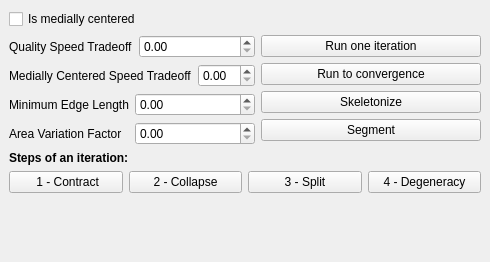
Old version of the form Polyhedron/demo/Polyhedron/Plugins/PMP/Mean_curvature_flow_skeleton_plugin.ui in the repository CGAL/cgal.
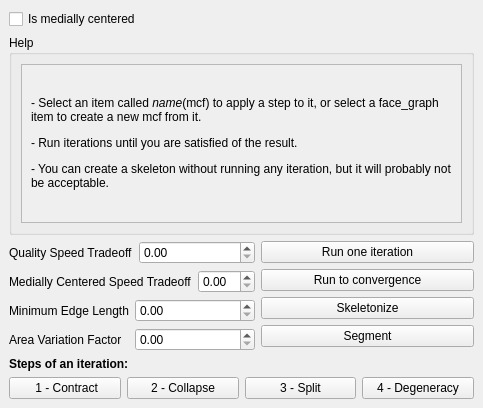
New version of the form.

Commit message: Add a label that explain how to use the plugin

Patch:
```diff
--- a/Polyhedron/demo/Polyhedron/Plugins/PMP/Mean_curvature_flow_skeleton_plugin.ui
+++ b/Polyhedron/demo/Polyhedron/Plugins/PMP/Mean_curvature_flow_skeleton_plugin.ui
@@ -6,15 +6,15 @@
    <rect>
     <x>0</x>
     <y>0</y>
-    <width>490</width>
-    <height>262</height>
+    <width>483</width>
+    <height>408</height>
    </rect>
   </property>
   <property name="windowTitle">
    <string>DockWidget</string>
   </property>
   <widget class="QWidget" name="dockWidgetContents">
-   <layout class="QVBoxLayout" name="verticalLayout_3">
+   <layout class="QVBoxLayout" name="verticalLayout_3" stretch="0,1,0,0,0">
     <item>
      <widget class="QCheckBox" name="is_medially_centered">
       <property name="text">
@@ -22,6 +22,50 @@
       </property>
      </widget>
     </item>
+    <item>
+     <widget class="QGroupBox" name="groupBox">
+      <property name="title">
+       <string>Help</string>
+      </property>
+      <property name="flat">
+       <bool>false</bool>
+      </property>
+      <property name="checkable">
+       <bool>false</bool>
+      </property>
+      <layout class="QHBoxLayout" name="horizontalLayout_7">
+       <item>
+        <widget class="QScrollArea" name="scrollArea">
+         <property name="widgetResizable">
+          <bool>true</bool>
+         </property>
+         <widget class="QWidget" name="scrollAreaWidgetContents">
+          <property name="geometry">
+           <rect>
+            <x>0</x>
+            <y>0</y>
+            <width>425</width>
+            <height>127</height>
+           </rect>
+          </property>
+          <layout class="QVBoxLayout" name="verticalLayout_4">
+           <item>
+            <widget class="QLabel" name="label_2">
+             <property name="text">
+              <string>&lt;html&gt;&lt;head/&gt;&lt;body&gt;&lt;p&gt;- Select an item called &lt;span style=&quot; font-style:italic;&quot;&gt;name&lt;/span&gt;(mcf) to apply a step to it, or select a face_graph item to create a new mcf from it. &lt;/p&gt;&lt;p&gt;- Run iterations until you are satisfied of the result.&lt;/p&gt;&lt;p&gt;- You can create a skeleton without running any iteration, but it will probably not be acceptable. &lt;/p&gt;&lt;/body&gt;&lt;/html&gt;</string>
+             </property>
+             <property name="wordWrap">
+              <bool>true</bool>
+             </property>
+            </widget>
+           </item>
+          </layout>
+         </widget>
+        </widget>
+       </item>
+      </layout>
+     </widget>
+    </item>
     <item>
      <layout class="QHBoxLayout" name="horizontalLayout_6">
       <item>
@@ -163,19 +207,6 @@
       </item>
      </layout>
     </item>
-    <item>
-     <spacer name="verticalSpacer">
-      <property name="orientation">
-       <enum>Qt::Vertical</enum>
-      </property>
-      <property name="sizeHint" stdset="0">
-       <size>
-        <width>20</width>
-        <height>40</height>
-       </size>
-      </property>
-     </spacer>
-    </item>
    </layout>
   </widget>
  </widget>
```
The commit also changes 1 other file.
